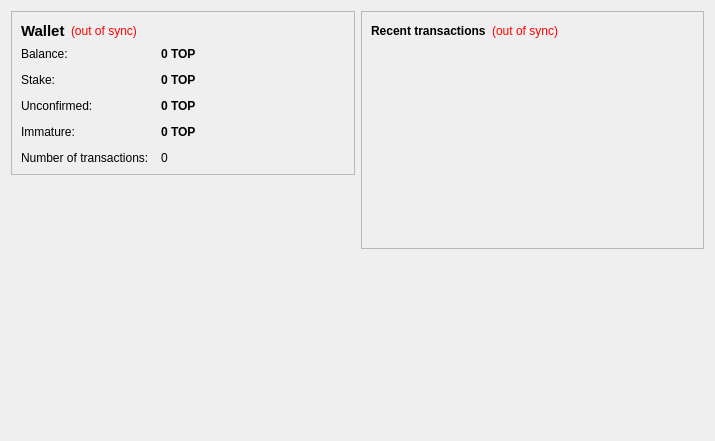
Qt form src/qt/forms/overviewpage.ui (crymzyn/TopCoin3) before a commit.
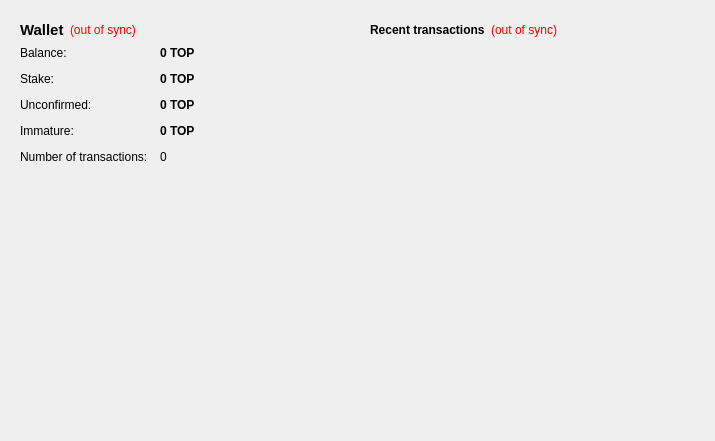
The same form after that commit. Icons and pictures are not drawn.

Commit message: overview frames

```diff
--- a/src/qt/forms/overviewpage.ui
+++ b/src/qt/forms/overviewpage.ui
@@ -19,10 +19,13 @@
      <item>
       <widget class="QFrame" name="frame">
        <property name="frameShape">
-        <enum>QFrame::StyledPanel</enum>
+        <enum>QFrame::NoFrame</enum>
        </property>
        <property name="frameShadow">
-        <enum>QFrame::Raised</enum>
+        <enum>QFrame::Plain</enum>
+       </property>
+       <property name="lineWidth">
+        <number>0</number>
        </property>
        <layout class="QVBoxLayout" name="verticalLayout_4">
         <item>
@@ -215,32 +218,37 @@
           </item>
          </layout>
         </item>
-       </layout>
-      </widget>
-     </item>
      <item>
-      <spacer name="verticalSpacer">
-       <property name="orientation">
-        <enum>Qt::Vertical</enum>
-       </property>
-       <property name="sizeHint" stdset="0">
+         <widget class="QFrame" name="frame_3">
+          <property name="minimumSize">
         <size>
-         <width>20</width>
-         <height>40</height>
-        </size>
-       </property>
-      </spacer>
-     </item>
-     <item>
+            <width>200</width>
+            <height>200</height>
+           </size>
+          </property>
+          <property name="frameShape">
+           <enum>QFrame::NoFrame</enum>
+          </property>
+          <property name="frameShadow">
+           <enum>QFrame::Plain</enum>
+          </property>
+          <layout class="QGridLayout" name="gridLayout">
+           <item row="0" column="0">
       <widget class="QLabel" name="label_6">
+             <property name="maximumSize">
+              <size>
+               <width>150</width>
+               <height>150</height>
+              </size>
+             </property>
        <property name="text">
         <string/>
        </property>
        <property name="pixmap">
-        <pixmap resource="../bitcoin.qrc">:/images/backg</pixmap>
+              <pixmap resource="../bitcoin.qrc">:/images/about</pixmap>
        </property>
        <property name="scaledContents">
-        <bool>false</bool>
+              <bool>true</bool>
        </property>
        <property name="alignment">
         <set>Qt::AlignCenter</set>
@@ -251,16 +259,38 @@
       </widget>
      </item>
     </layout>
+         </widget>
+        </item>
+        <item>
+         <spacer name="verticalSpacer">
+          <property name="orientation">
+           <enum>Qt::Vertical</enum>
+          </property>
+          <property name="sizeHint" stdset="0">
+           <size>
+            <width>20</width>
+            <height>40</height>
+           </size>
+          </property>
+         </spacer>
+        </item>
+       </layout>
+      </widget>
+     </item>
+    </layout>
    </item>
    <item>
     <layout class="QVBoxLayout" name="verticalLayout_3">
      <item>
       <widget class="QFrame" name="frame_2">
        <property name="frameShape">
-        <enum>QFrame::StyledPanel</enum>
+        <enum>QFrame::NoFrame</enum>
        </property>
        <property name="frameShadow">
-        <enum>QFrame::Raised</enum>
+        <enum>QFrame::Plain</enum>
+       </property>
+       <property name="lineWidth">
+        <number>0</number>
        </property>
        <layout class="QVBoxLayout" name="verticalLayout">
         <item>
@@ -311,6 +341,12 @@
           <property name="frameShape">
            <enum>QFrame::NoFrame</enum>
           </property>
+          <property name="frameShadow">
+           <enum>QFrame::Plain</enum>
+          </property>
+          <property name="lineWidth">
+           <number>0</number>
+          </property>
           <property name="verticalScrollBarPolicy">
            <enum>Qt::ScrollBarAlwaysOff</enum>
           </property>
```
Lines whose indentation alone changed are shown as unchanged. The commit also changes 152 other files.
